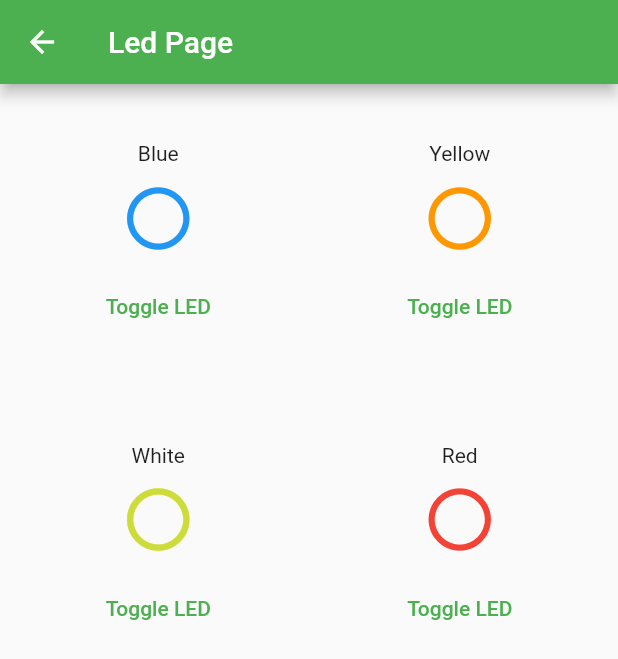
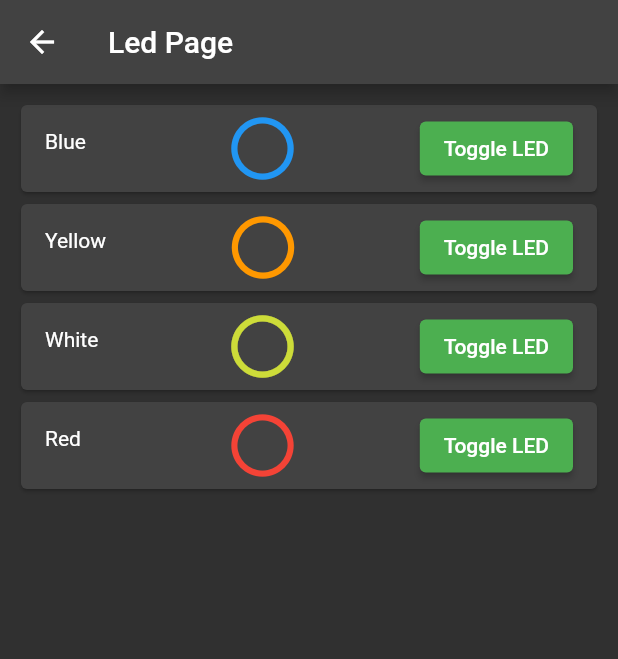
Before and after one commit to BhashiC/RobotFlutterApp, a Flutter app: the screen it shows after launch, after a tap on "Leds", on a phone screen of 412 x 824 dp. Shown: the top 659 px of the screen. Run offline on Flutter 3.47's test engine with Material 2 defaults, Android fonts, the phone set to English and light mode, and no system bars; missing offline and left inert: control_pad; network calls fail.

Commit message:
Updated the Led Widget and Implement Dark Mode

```diff
--- a/lib/main.dart
+++ b/lib/main.dart
@@ -22,8 +22,11 @@ class RobotApp extends StatelessWidget {
       ],
       child: MaterialApp(
         title: 'Robot App',
-        theme: ThemeData(primarySwatch: Colors.green),
-        themeMode: ThemeMode.dark,
+        theme: ThemeData(
+            primarySwatch: Colors.green,
+            brightness: Brightness.dark,
+            primaryColor: Colors.green),
+        //theme: ThemeData.dark(),
         home: WidgetsScreen(),
       ),
     );
--- a/lib/screens/leds_screen.dart
+++ b/lib/screens/leds_screen.dart
@@ -14,21 +14,12 @@ class LedsScreen extends StatelessWidget {
       ),
       body: SafeArea(
         child: Center(
-            child: GridView.builder(
-          gridDelegate: const SliverGridDelegateWithFixedCrossAxisCount(
-            crossAxisCount: 2,
-            childAspectRatio: 1,
-            crossAxisSpacing: 10,
-            mainAxisSpacing: 10,
-          ),
+            child: ListView.builder(
           padding: const EdgeInsets.all(10.0),
           itemCount: _robot.leds.length,
           itemBuilder: (ctx, i) => ChangeNotifierProvider.value(
             value: _robot.leds[i],
-            child: LedWidget(
-              _robot.leds[i].displayName,
-              _robot.leds[i].color,
-            ),
+            child: LedWidget(),
           ),
         )),
       ),
--- a/lib/screens/pids_screen.dart
+++ b/lib/screens/pids_screen.dart
@@ -15,6 +15,7 @@ class PidsScreen extends StatelessWidget {
       body: SafeArea(
         child: Center(
             child: ListView.builder(
+          padding: const EdgeInsets.all(10.0),
           itemCount: _robot.pids.length,
           itemBuilder: (ctx, i) => ChangeNotifierProvider.value(
             value: _robot.pids[i],
@@ -25,10 +26,9 @@ class PidsScreen extends StatelessWidget {
               Text(
                 _robot.pids[i].displayName,
                 style: const TextStyle(
-                  fontWeight: FontWeight.bold,
-                  fontSize: 20,
-                  color: Colors.green,
-                ),
+                    fontWeight: FontWeight.bold,
+                    fontSize: 20,
+                    color: Colors.green),
               ),
               const SizedBox(
                 height: 10,
--- a/lib/widgets/led_widget.dart
+++ b/lib/widgets/led_widget.dart
@@ -1,71 +1,37 @@
 import 'package:flutter/material.dart';
-import 'package:web_socket_channel/io.dart';
 import '../proviers/led_provider.dart';
 import 'package:provider/provider.dart';
-import '../proviers/web_socket_provider.dart';
 import 'package:robot_app/proviers/robot_provider.dart';
 
 class LedWidget extends StatelessWidget {
-  //final channel = IOWebSocketChannel.connect('ws://192.168.1.100:81');
-  String _name;
-  Color _color;
-
-  LedWidget(this._name, this._color);
-
   @override
   Widget build(BuildContext context) {
     var led = Provider.of<LedProvider>(context, listen: false);
     //print(led.displayName + " Builder");
-    return Column(
-      mainAxisAlignment: MainAxisAlignment.center,
-      children: [
-        Text(led.displayName),
-        const SizedBox(height: 10),
-        /*
-        StreamBuilder(
-          stream: channel.stream,
-          builder: (context, snapshot) {
-            if (snapshot.hasData) {
-              bool ledState = snapshot.data == '1';
-              return ledState == true
-                  ? Icon(
-                      Icons.circle_sharp,
-                      color: _color,
-                      size: 50,
-                    )
-                  : Icon(
-                      Icons.circle_outlined,
-                      color: _color,
-                      size: 50,
-                    );
-            } else {
-              return const CircularProgressIndicator();
-            }
-          },
-        ),
-        */
-        Consumer<LedProvider>(
+    return Card(
+      child: ListTile(
+          leading: Text(led.displayName),
+          title: Consumer<LedProvider>(
             builder: (ctx, led, _) => (Icon(
-            led.ledStatus == true ? Icons.circle_sharp : Icons.circle_outlined,
-            color: _color,
+              led.ledStatus == true
+                  ? Icons.circle_sharp
+                  : Icons.circle_outlined,
+              color: led.color,
               size: 50,
             )),
           ),
-        const SizedBox(height: 10),
-        TextButton(
+          trailing: ElevatedButton(
             child: const Text('Toggle LED'),
             onPressed: () {
               String msg = "";
               if (led.ledStatus) {
-              msg = led.connectivityName + "_0";
+                msg = "${led.connectivityName}_0";
               } else {
-              msg = led.connectivityName + "_1";
+                msg = "${led.connectivityName}_1";
               }
-            //WebSocketProvider.instance.sendMsgAndUpdateUI(msg);
               RobotProvider.instance.WebSocket.sendMsgAndUpdateUI(msg);
             },
-        ),
-      ],
+          )),
     );
   }
 }
--- a/lib/widgets/pid_widget.dart
+++ b/lib/widgets/pid_widget.dart
@@ -2,7 +2,6 @@ import 'package:flutter/material.dart';
 import 'package:robot_app/proviers/slider_provider.dart';
 import 'package:robot_app/widgets/slider_widget.dart';
 import 'package:provider/provider.dart';
-import 'package:flutter_titled_container/flutter_titled_container.dart';
 import '../proviers/pid_provider.dart';
 
 const List<double> _pidLimits = <double>[0, 0.1, 0.5, 1, 2, 5, 10, 20];
--- a/lib/widgets/slider_widget.dart
+++ b/lib/widgets/slider_widget.dart
@@ -1,15 +1,11 @@
 import 'package:flutter/material.dart';
 import '../proviers/slider_provider.dart';
 import 'package:provider/provider.dart';
-import '../proviers/web_socket_provider.dart';
 
 class SliderWidget extends StatelessWidget {
   final List<double> _limits;
-  final double _minLimit;
-  final double _maxLimit;
 
-  SliderWidget(this._limits, this._minLimit, this._maxLimit, {Key? key})
-      : super(key: key);
+  SliderWidget(this._limits, minLimit, maxLimit, {Key? key}) : super(key: key);
   @override
   Widget build(BuildContext context) {
     //print("Slider Widget Builder");
--- a/lib/widgets/websocket_widget.dart
+++ b/lib/widgets/websocket_widget.dart
@@ -1,11 +1,9 @@
 import 'dart:io';
-
 import 'package:flutter/material.dart';
 import 'package:robot_app/proviers/web_socket_provider.dart';
 import 'package:web_socket_channel/io.dart';
 import 'package:provider/provider.dart';
 import 'package:robot_app/proviers/robot_provider.dart';
-import 'package:flutter_titled_container/flutter_titled_container.dart';
 
 class WebSocketWidget extends StatelessWidget {
   final TextEditingController _sendMsgController =
@@ -93,10 +91,7 @@ class WebSocketWidget extends StatelessWidget {
                     ),
                     const SizedBox(height: 24),
                     Consumer<WebSocketProvider>(
-                      builder: (ctx, webSocket, _) =>
-                          //Container(
-                          //child:
-                          InputDecorator(
+                      builder: (ctx, webSocket, _) => InputDecorator(
                         decoration: InputDecoration(
                           labelText: 'Received Message',
                           border: OutlineInputBorder(
@@ -105,9 +100,7 @@ class WebSocketWidget extends StatelessWidget {
                         ),
                         child: Text(webSocket.receivedMessage),
                       ),
-                      // Text(webSocket.receivedMessage),
                     ),
-                    //)
                   ],
                 ),
               ),
--- a/pubspec.yaml
+++ b/pubspec.yaml
@@ -42,7 +42,6 @@ dev_dependencies:
   control_pad: ^1.1.1+1
   vector_math: ^2.0.8
   provider: ^6.0.5
-  flutter_titled_container: ^1.0.7
 
   # provider: ^4.0.0
   # The "flutter_lints" package below contains a set of recommended lints to
```
Also changed, not shown: pubspec.lock. Lines whose indentation alone changed are shown as unchanged.
